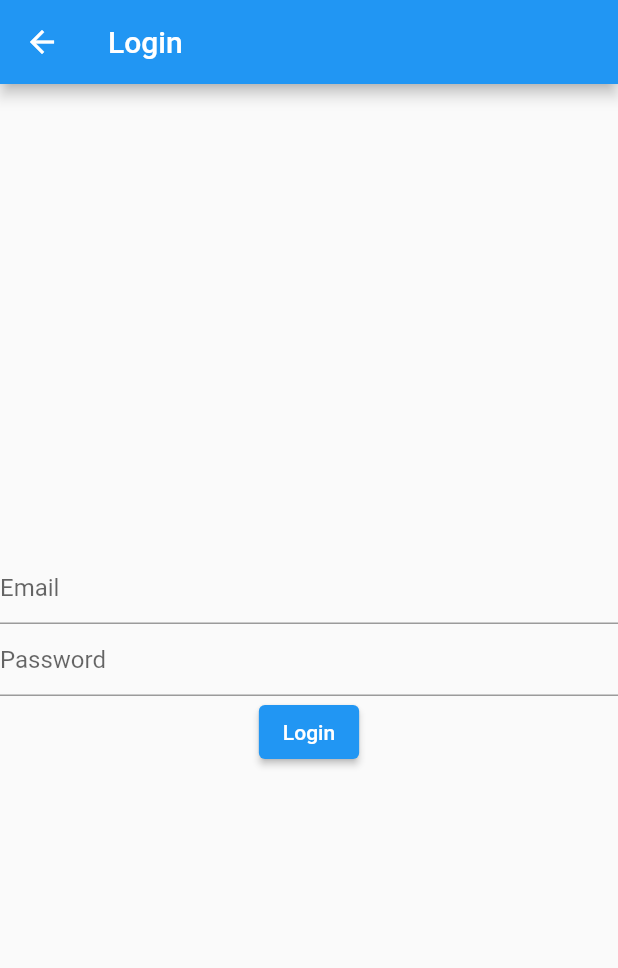
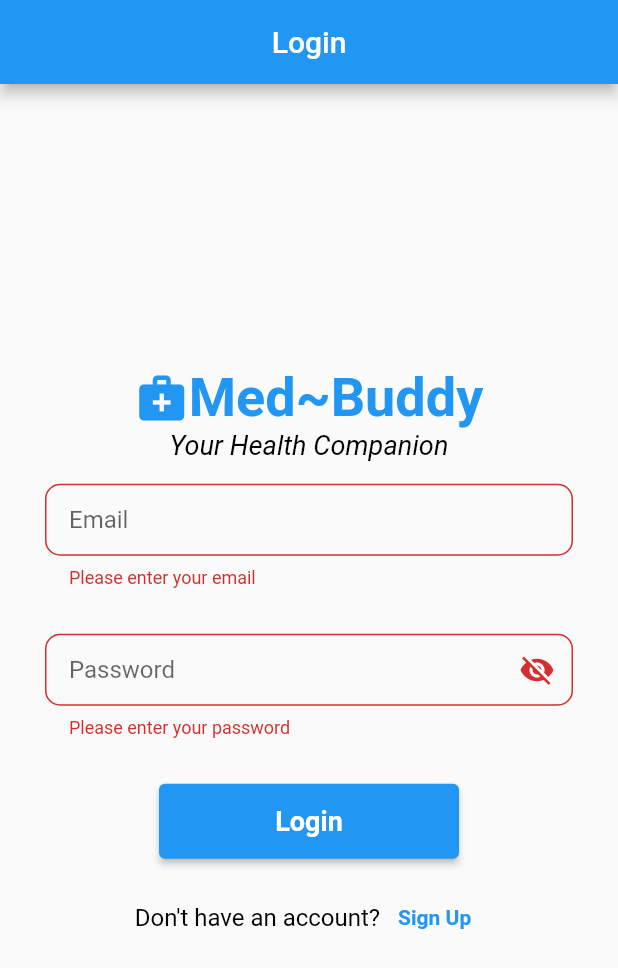
Before and after one commit to gauravtanwar-dew-CXEUF/Med-Buddy, a Flutter app: the LoginScreen screen opened directly, after a tap on "Login", on a phone screen of 412 x 824 dp. Shown: the top 968 px of the screen. Run offline on Flutter 3.47's test engine with Material 2 defaults, Android fonts, the light colour scheme and no system bars.

Commit message:
2nd commit

```diff
--- a/lib/ui_screens/home_page.dart
+++ b/lib/ui_screens/home_page.dart
@@ -5,7 +5,7 @@ import 'package:med_buddy/ui_screens/lab_tests_page.dart';
 import 'package:med_buddy/ui_screens/med_home_page.dart';
 import 'package:med_buddy/ui_screens/medicines_page.dart';
 import '../model/loadmenudata.dart';
-import '../widgets/custome_header.dart';
+import '../widgets/custom_header.dart';
 
 class HomePage extends StatefulWidget {
   const HomePage({Key? key}) : super(key: key);
--- a/lib/ui_screens/login_page.dart
+++ b/lib/ui_screens/login_page.dart
@@ -1,33 +1,115 @@
 import 'package:flutter/material.dart';
+import 'package:med_buddy/ui_screens/signup_page.dart';
+import 'package:med_buddy/widgets/welcome_med_buddy.dart';
+import '../widgets/custom_button.dart';
+import '../widgets/custom_text.dart';
+import '../widgets/custom_text_field.dart';
 
-import '../widgets/custome_button.dart';
-import '../widgets/custome_text_field.dart';
+class LoginScreen extends StatefulWidget {
+  @override
+  _LoginScreenState createState() => _LoginScreenState();
+}
 
-class LoginScreen extends StatelessWidget {
+class _LoginScreenState extends State<LoginScreen> {
   final TextEditingController emailController = TextEditingController();
   final TextEditingController passwordController = TextEditingController();
+  bool isPasswordVisible = false;
+  final _formKey = GlobalKey<FormState>();
 
   @override
   Widget build(BuildContext context) {
     return Scaffold(
       appBar: AppBar(
-        title: Text('Login'),
+        title: Center(
+          child: Text('Login'),
+        ),
       ),
       body: Center(
+        child: Form(
+          key: _formKey,
           child: Column(
             mainAxisAlignment: MainAxisAlignment.center,
             children: [
-            CustomTextField(hintText: 'Email', controller: emailController),
-            CustomTextField(hintText: 'Password', controller: passwordController),
+
+              WelcomeMedBuddy(),
+
+              CustomTextField(
+                hintText: 'Email',
+                controller: emailController,
+                validator: (value) {
+                  if (value == null || value.isEmpty) {
+                    return 'Please enter your email';
+                  }
+                  if (!isValidEmail(value)) {
+                    return 'Please enter a valid email';
+                  }
+                  return null;
+                },
+              ),
+              CustomTextField(
+                hintText: 'Password',
+                controller: passwordController,
+                obscureText: !isPasswordVisible,
+                validator: (value) {
+                  if (value == null || value.isEmpty) {
+                    return 'Please enter your password';
+                  }
+                  return null;
+                },
+                suffixIcon: IconButton(
+                  icon: Icon(isPasswordVisible ? Icons.visibility : Icons.visibility_off),
+                  onPressed: () {
+                    setState(() {
+                      isPasswordVisible = !isPasswordVisible;
+                    });
+                  },
+                ),
+              ),
+              SizedBox(height: 15), // Add space between password field and login button
               CustomButton(
                 text: 'Login',
                 onPressed: () {
+                  if (_formKey.currentState!.validate()) {
                     // Handle login logic here
+                  }
                 },
+                width: 200,
+                height: 50,// Make the login button slightly larger
+              ),
+              SizedBox(height: 15), // Add space between login button and text
+              Row(
+                mainAxisAlignment: MainAxisAlignment.center, // Center the text and button
+                children: [
+                  CustomText(
+                    text: "Don't have an account? ",
+                    style: TextStyle(
+                      color: Colors.black,
+                      fontSize: 16,
+                    ),
+                  ),
+                  TextButton(
+                    onPressed: () {
+                      Navigator.push(context, MaterialPageRoute(builder: (_) => SignupScreen()));
+                    },
+                    child: CustomText(
+                      text: 'Sign Up',
+                      style: TextStyle(
+                        color: Colors.blue,
+                        fontWeight: FontWeight.bold,
+                      ),
+                    ),
+                  ),
+                ],
               ),
             ],
           ),
         ),
+      ),
     );
   }
+
+  bool isValidEmail(String? email) {
+    final emailRegex = RegExp(r'^[\w-]+(\.[\w-]+)*@([\w-]+\.)+[a-zA-Z]{2,7}$');
+    return email != null && emailRegex.hasMatch(email);
   }
+}
--- a/lib/ui_screens/signup_page.dart
+++ b/lib/ui_screens/signup_page.dart
@@ -1,27 +1,41 @@
 import 'package:flutter/material.dart';
-import '../widgets/custome_button.dart';
-import '../widgets/custome_text.dart';
-import '../widgets/custome_text_field.dart';
+import '../widgets/custom_button.dart';
+import '../widgets/custom_text.dart';
+import '../widgets/custom_text_field.dart';
+import '../widgets/welcome_med_buddy.dart';
 
-class SignupScreen extends StatelessWidget {
+class SignupScreen extends StatefulWidget {
+  @override
+  _SignupScreenState createState() => _SignupScreenState();
+}
+
+class _SignupScreenState extends State<SignupScreen> {
   final TextEditingController firstNameController = TextEditingController();
   final TextEditingController lastNameController = TextEditingController();
   final TextEditingController emailController = TextEditingController();
   final TextEditingController mobileController = TextEditingController();
   final TextEditingController passwordController = TextEditingController();
+  final _formKey = GlobalKey<FormState>();
 
   @override
   Widget build(BuildContext context) {
     return Scaffold(
       appBar: AppBar(
-        title: Text('Sign Up'),
+        title: Center(
+          child: Text('Sign Up'),
+        ),
       ),
       body: Center(
         child: SingleChildScrollView(
           padding: EdgeInsets.all(16),
+          child: Form(
+            key: _formKey,
+            autovalidateMode: AutovalidateMode.onUserInteraction, // Trigger validation on user interaction
             child: Column(
               mainAxisAlignment: MainAxisAlignment.center,
               children: [
+                WelcomeMedBuddy(),
+
                 CustomTextField(
                   hintText: 'First Name',
                   controller: firstNameController,
@@ -81,24 +95,39 @@ class SignupScreen extends StatelessWidget {
                 CustomButton(
                   text: 'Sign Up',
                   onPressed: () {
-                  if (_validateFields()) {
+                    if (_formKey.currentState!.validate()) {
                       // All fields are valid, you can save the data locally or perform further actions
                     }
                   },
                 ),
+
                 TextButton(
                   onPressed: () {
                     Navigator.of(context).pop(); // Navigate back to the login screen
                   },
-                child: CustomText(
-                  text: 'Already have an account? Login',
+                  child: Row(
+                    mainAxisAlignment: MainAxisAlignment.center,
+                    children: [
+                      CustomText(
+                        text: "Already have an account? ",
+                        style: TextStyle(
+                          color: Colors.black,
+                          fontWeight: FontWeight.normal, // Remove the bold style
+                        ),
+                      ),
+                      CustomText(
+                        text: 'Login',
                         style: TextStyle(
                           color: Colors.blue,
                           fontWeight: FontWeight.bold,
                         ),
                       ),
+                    ],
                   ),
+                ),
+
               ],
+            ),
           ),
         ),
       ),
@@ -114,12 +143,4 @@ class SignupScreen extends StatelessWidget {
     final phoneRegex = RegExp(r'^[0-9]{10}$');
     return phone != null && phoneRegex.hasMatch(phone);
   }
-
-  bool _validateFields() {
-    return firstNameController.text.isNotEmpty &&
-        lastNameController.text.isNotEmpty &&
-        isValidEmail(emailController.text) &&
-        isValidPhoneNumber(mobileController.text) &&
-        passwordController.text.isNotEmpty;
 }
-}
--- a/lib/ui_screens/splash_screen.dart
+++ b/lib/ui_screens/splash_screen.dart
@@ -1,5 +1,6 @@
 import 'package:flutter/material.dart';
 import 'package:med_buddy/ui_screens/home_page.dart';
+import 'package:med_buddy/ui_screens/login_page.dart';
 import 'package:med_buddy/widgets/center_content.dart';
 
 import '../widgets/background_page.dart';
@@ -26,8 +27,10 @@ class _SplashScreenState extends State<SplashScreen> {
 
   navigatetoHomepage() async{
     await Future.delayed(Duration(milliseconds: 3000),(){});
-    Navigator.pushReplacement(context,
-        MaterialPageRoute(builder: (_) => HomePage()));
+   // Navigator.pushReplacement(context, MaterialPageRoute(builder: (_) => HomePage()));
+
+    Navigator.pushReplacement(context, MaterialPageRoute(builder: (_) => LoginScreen()));
+
   }
 
 
--- /dev/null
+++ b/lib/widgets/custom_button.dart
@@ -0,0 +1,31 @@
+import 'package:flutter/material.dart';
+
+class CustomButton extends StatelessWidget {
+  final String text;
+  final VoidCallback onPressed;
+  final double? width;
+  final double? height; // Added height parameter
+
+  CustomButton({
+    required this.text,
+    required this.onPressed,
+    this.width, // Added width and height to the constructor
+    this.height,
+  });
+
+  @override
+  Widget build(BuildContext context) {
+    return Container(
+      width: width, // Use the provided width or null if not provided
+      height: height, // Use the provided height or null if not provided
+      child: ElevatedButton(
+        onPressed: onPressed,
+        child: Text(text,style: TextStyle(
+          fontSize: 18,
+          color: Colors.white,
+          fontWeight: FontWeight.bold,
+        )),
+      ),
+    );
+  }
+}
--- /dev/null
+++ b/lib/widgets/custom_text_field.dart
@@ -0,0 +1,37 @@
+import 'package:flutter/material.dart';
+
+class CustomTextField extends StatelessWidget {
+  final TextEditingController controller;
+  final String hintText;
+  final String? Function(String?)? validator;
+  final bool obscureText;
+  final Widget? suffixIcon;
+
+  CustomTextField({
+    required this.controller,
+    required this.hintText,
+    this.validator,
+    this.obscureText = false, // Added to determine if the text should be obscured (password field)
+    this.suffixIcon, // Added for optional suffix icon (password visibility toggle)
+  });
+
+  @override
+  Widget build(BuildContext context) {
+    return Container(
+        margin: EdgeInsets.symmetric(horizontal: 30,vertical: 15),
+    child:TextFormField(
+      controller: controller,
+      decoration: InputDecoration(
+        hintText: hintText,
+        suffixIcon: suffixIcon,
+        border: OutlineInputBorder(
+          borderRadius: BorderRadius.circular(10.0),
+        ),
+        contentPadding: EdgeInsets.symmetric(horizontal: 16.0, vertical: 12.0),
+      ),
+      obscureText: obscureText,
+      validator: validator,
+    )
+    );
+  }
+}
--- a/lib/widgets/custome_button.dart
+++ /dev/null
@@ -1,16 +0,0 @@
-import 'package:flutter/material.dart';
-
-class CustomButton extends StatelessWidget {
-  final String text;
-  final VoidCallback onPressed;
-
-  CustomButton({required this.text, required this.onPressed});
-
-  @override
-  Widget build(BuildContext context) {
-    return ElevatedButton(
-      onPressed: onPressed,
-      child: Text(text),
-    );
-  }
-}
--- a/lib/widgets/custome_text_field.dart
+++ /dev/null
@@ -1,26 +0,0 @@
-import 'package:flutter/material.dart';
-
-import 'package:flutter/material.dart';
-
-class CustomTextField extends StatelessWidget {
-  final TextEditingController controller;
-  final String hintText;
-  final String? Function(String?)? validator;
-
-  CustomTextField({
-    required this.controller,
-    required this.hintText,
-    this.validator,
-  });
-
-  @override
-  Widget build(BuildContext context) {
-    return TextFormField(
-      controller: controller,
-      decoration: InputDecoration(
-        hintText: hintText,
-      ),
-      validator: validator,
-    );
-  }
-}
--- /dev/null
+++ b/lib/widgets/welcome_med_buddy.dart
@@ -0,0 +1,42 @@
+import 'package:flutter/material.dart';
+
+class WelcomeMedBuddy extends StatelessWidget {
+  const WelcomeMedBuddy({Key? key}) : super(key: key);
+
+  @override
+  Widget build(BuildContext context) {
+    return const Column(
+      mainAxisAlignment: MainAxisAlignment.center,
+      children: [
+        // MedBuddy text with icon
+        Row(
+          mainAxisAlignment: MainAxisAlignment.center,
+          children: [
+            Icon(
+              Icons.medical_services, // You can use an appropriate medical icon
+              size: 36, // Set the desired icon size
+              color: Colors.blue, // Change the icon color
+            ),
+            Text(
+              'Med~Buddy',
+              style: TextStyle(
+                fontSize: 36, // Set the desired font size
+                fontWeight: FontWeight.bold, // Adjust the font weight
+                color: Colors.blue, // Change the text color
+              ),
+            ),
+          ],
+        ),
+        // Short and creative welcome message
+        Text(
+          'Your Health Companion',
+          style: TextStyle(
+            fontSize: 18, // Set the desired font size for the message
+            fontStyle: FontStyle.italic, // Apply italic style
+            color: Colors.black, // Change the message text color
+          ),
+        ),
+      ],
+    );
+  }
+}
--- a/pubspec.yaml
+++ b/pubspec.yaml
@@ -45,6 +45,7 @@ dev_dependencies:
   # package. See that file for information about deactivating specific lint
   # rules and activating additional ones.
   flutter_lints: ^2.0.0
+  shared_preferences: ^2.0.12
 
 # For information on the generic Dart part of this file, see the
 # following page: https://dart.dev/tools/pub/pubspec
```
Also changed, not shown: lib/widgets/custom_header.dart (renamed from lib/widgets/custome_header.dart), lib/widgets/custom_text.dart (renamed from lib/widgets/custome_text.dart), pubspec.lock. Lines whose indentation alone changed are shown as unchanged.
